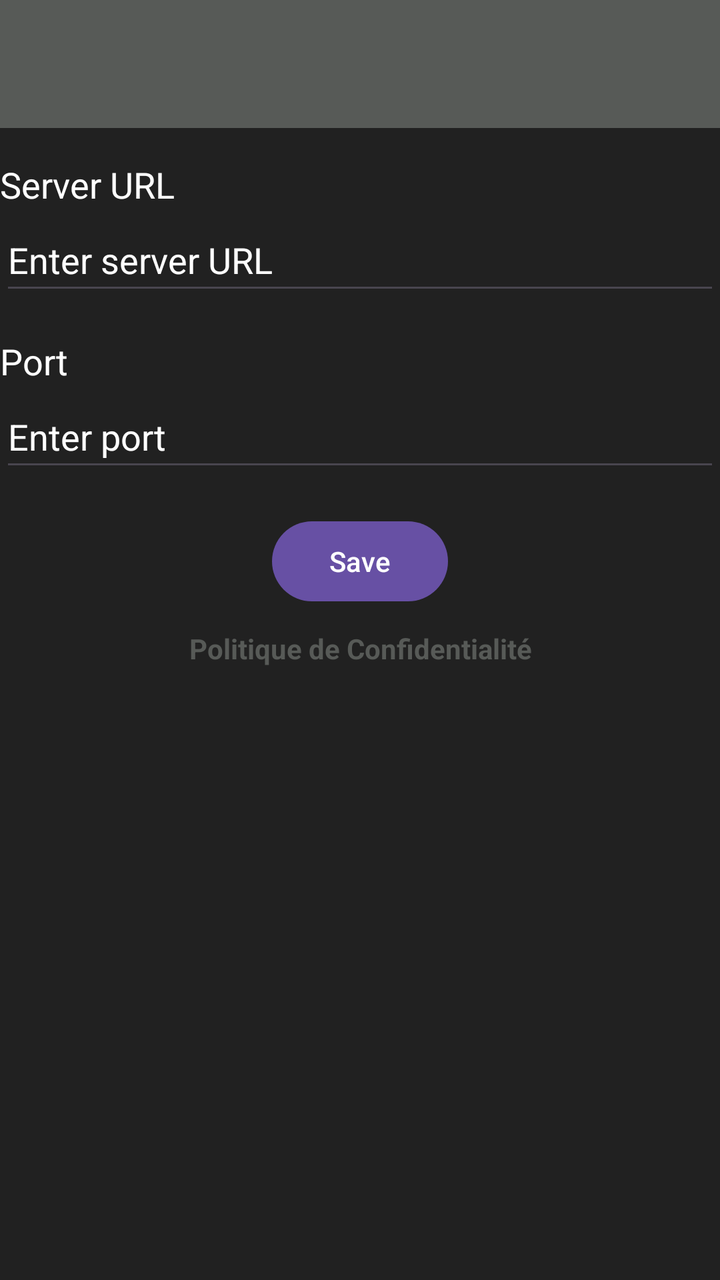
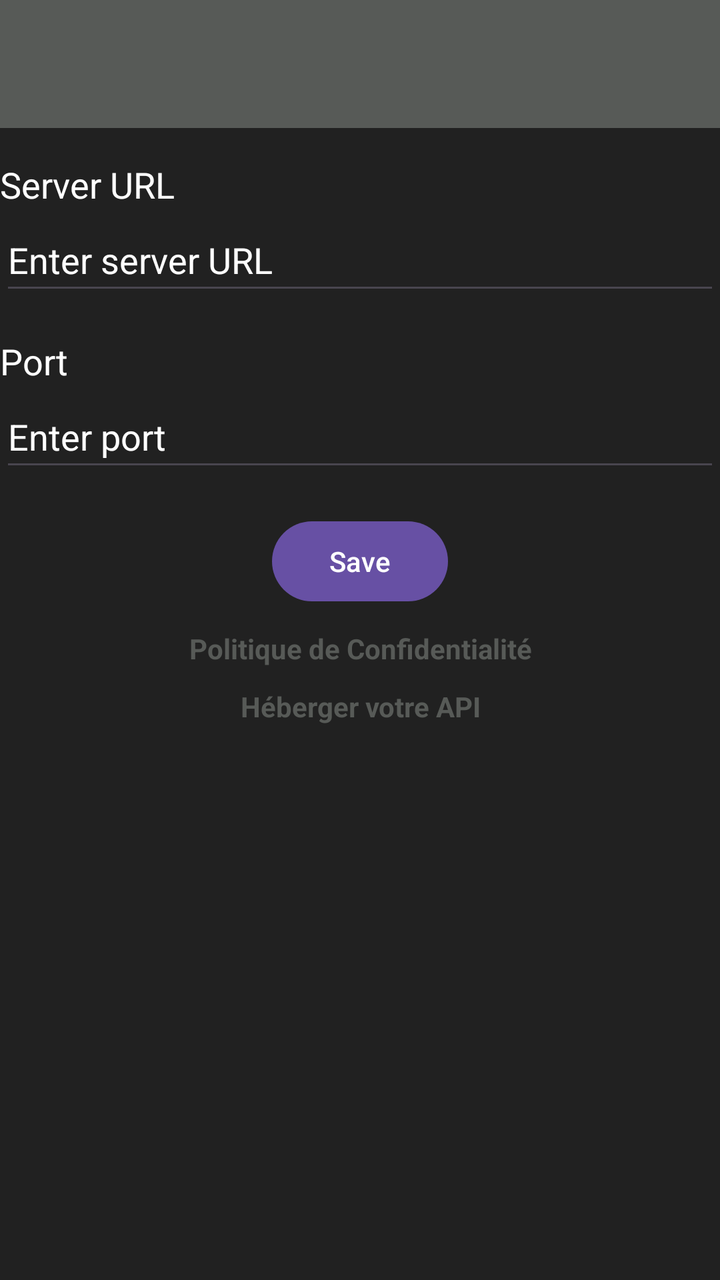

Screens rendered from an Android XML layout before and after an edit, with the pre-edit source and the edit as a unified diff.
<!-- AndroidManifest.xml: application theme Theme.MangaFinder -->
<!-- res/layout/activity_settings.xml -->
<?xml version="1.0" encoding="utf-8"?>
<LinearLayout xmlns:android="http://schemas.android.com/apk/res/android"
    xmlns:app="http://schemas.android.com/apk/res-auto"
    xmlns:tools="http://schemas.android.com/tools"
    android:layout_width="match_parent"
    android:layout_height="match_parent"
    android:orientation="vertical"
    android:background="@color/black"
    tools:context=".reader.MangaViewer">

    <androidx.appcompat.widget.Toolbar
        android:id="@+id/toolbar"
        android:layout_width="match_parent"
        android:layout_height="?attr/actionBarSize"
        android:background="@color/recherche"
        android:theme="@style/ThemeOverlay.AppCompat.Dark.ActionBar"
        app:popupTheme="@style/ThemeOverlay.AppCompat.Light"
        android:layout_marginBottom="16dp" />

    <TextView
        android:layout_width="wrap_content"
        android:layout_height="wrap_content"
        android:text="@string/server_url"
        android:textColor="@color/white"
        android:textSize="18sp" />

    <EditText
        android:id="@+id/server_url"
        android:layout_width="match_parent"
        android:layout_height="wrap_content"
        android:autofillHints=""
        android:hint="@string/enter_server_url"
        android:inputType="textUri"
        android:minHeight="48dp"
        android:textColor="@color/white"
        android:textColorHint="@color/white" />

    <TextView
        android:layout_width="wrap_content"
        android:layout_height="wrap_content"
        android:text="@string/port"
        android:textColor="@color/white"
        android:textSize="18sp"
        android:layout_marginTop="16dp" />

    <EditText
        android:id="@+id/server_port"
        android:layout_width="match_parent"
        android:layout_height="wrap_content"
        android:autofillHints=""
        android:hint="@string/enter_port"
        android:inputType="number"
        android:minHeight="48dp"
        android:textColor="@color/white"
        android:textColorHint="@color/white" />

    <Button
        android:id="@+id/save_button"
        android:layout_width="wrap_content"
        android:layout_height="wrap_content"
        android:text="@string/save"
        android:layout_marginTop="16dp"
        android:layout_gravity="center"/>

    <TextView
        android:id="@+id/textView"
        android:layout_width="match_parent"
        android:layout_height="wrap_content"
        android:layout_marginTop="10dp"
        android:textAlignment="center"
        android:textColor="@color/recherche"
        android:text="@string/privacy_policy"
        android:autoLink="web"
        android:linksClickable="true"
        android:textStyle="bold"
        android:background="?android:attr/selectableItemBackground"
        android:clickable="true"
        android:focusable="true" />
</LinearLayout>
<!-- resources referenced by this layout -->
<resources>
  <color name="black">#212121</color>
  <color name="recherche">#575a57</color>
  <color name="white">#FFFFFFFF</color>
  <string name="enter_port">Enter port</string>
  <string name="enter_server_url">Enter server URL</string>
  <string name="port">Port</string>
  <string name="privacy_policy">Politique de Confidentialité</string>
  <string name="save">Save</string>
  <string name="server_url">Server URL</string>
  <style name="Theme.MangaFinder" parent="Base.Theme.MangaFinder" />
  <style name="Base.Theme.MangaFinder" parent="Theme.Material3.DayNight.NoActionBar">
          
          
      </style>
</resources>

<!-- the commit's change to res/layout/activity_settings.xml (unified diff, before → after) -->
@@ -63,7 +63,7 @@
         android:layout_gravity="center"/>
 
     <TextView
-        android:id="@+id/textView"
+        android:id="@+id/privacy_policy"
         android:layout_width="match_parent"
         android:layout_height="wrap_content"
         android:layout_marginTop="10dp"
@@ -76,4 +76,19 @@
         android:background="?android:attr/selectableItemBackground"
         android:clickable="true"
         android:focusable="true" />
+
+    <TextView
+        android:id="@+id/APIHELP"
+        android:layout_width="match_parent"
+        android:layout_height="wrap_content"
+        android:layout_marginTop="10dp"
+        android:textAlignment="center"
+        android:textColor="@color/recherche"
+        android:text="@string/h_berger_votre_api"
+        android:autoLink="web"
+        android:linksClickable="true"
+        android:textStyle="bold"
+        android:background="?android:attr/selectableItemBackground"
+        android:clickable="true"
+        android:focusable="true" />
 </LinearLayout>
<!-- resource entries referenced after the edit -->
@@ -5,6 +5,7 @@
   <color name="white">#FFFFFFFF</color>
   <string name="enter_port">Enter port</string>
   <string name="enter_server_url">Enter server URL</string>
+  <string name="h_berger_votre_api">Héberger votre API</string>
   <string name="port">Port</string>
   <string name="privacy_policy">Politique de Confidentialité</string>
   <string name="save">Save</string>
